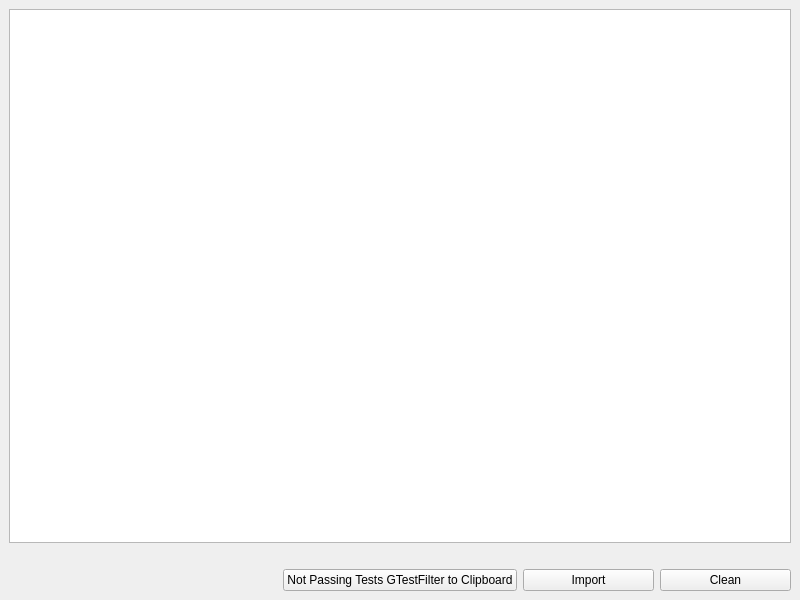
xavisolesoft/TestAnalyzer, file App/MainWindow.ui: the form before one commit.
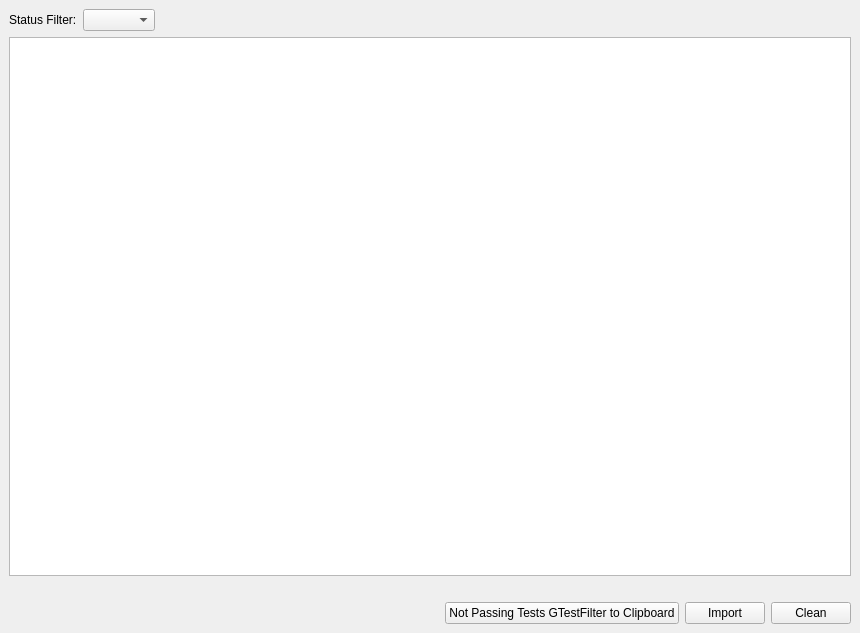
The form after the commit. Custom widgets are drawn as their Qt base class.

Commit message: Implement filter test results by tests status combobox fix #13 .

Diff of the .ui file:
```diff
--- a/App/MainWindow.ui
+++ b/App/MainWindow.ui
@@ -6,8 +6,8 @@
    <rect>
     <x>0</x>
     <y>0</y>
-    <width>800</width>
-    <height>600</height>
+    <width>860</width>
+    <height>633</height>
    </rect>
   </property>
   <property name="windowTitle">
@@ -15,65 +15,113 @@
   </property>
   <widget class="QWidget" name="centralwidget">
    <layout class="QGridLayout" name="gridLayout">
-    <item row="1" column="1">
+    <item row="0" column="0">
+     <layout class="QHBoxLayout" name="horizontalLayout_3">
+      <item>
+       <widget class="QLabel" name="testStatusFilterLabel">
+        <property name="text">
+         <string>Status Filter:</string>
+        </property>
+       </widget>
+      </item>
+      <item>
+       <widget class="QComboBox" name="testStatusFilterComboBox"/>
+      </item>
+      <item>
+       <spacer name="horizontalSpacer">
+        <property name="orientation">
+         <enum>Qt::Horizontal</enum>
+        </property>
+        <property name="sizeHint" stdset="0">
+         <size>
+          <width>40</width>
+          <height>20</height>
+         </size>
+        </property>
+       </spacer>
+      </item>
+     </layout>
+    </item>
+    <item row="1" column="0">
+     <widget class="TestTableView" name="testTableView"/>
+    </item>
+    <item row="2" column="0">
+     <layout class="QHBoxLayout" name="horizontalLayout">
+      <item>
+       <widget class="QLabel" name="runTestsLabel">
+        <property name="text">
+         <string/>
+        </property>
+       </widget>
+      </item>
+      <item>
      <widget class="QLabel" name="okTestsLabel">
       <property name="text">
        <string/>
       </property>
      </widget>
     </item>
-    <item row="1" column="3">
-     <widget class="QLabel" name="timeoutTestsLabel">
-      <property name="text">
-       <string/>
-      </property>
-     </widget>
-    </item>
-    <item row="1" column="2">
+      <item>
      <widget class="QLabel" name="failedTestsLabel">
       <property name="text">
        <string/>
       </property>
      </widget>
     </item>
-    <item row="1" column="4">
+      <item>
+       <widget class="QLabel" name="timeoutTestsLabel">
+        <property name="text">
+         <string/>
+        </property>
+       </widget>
+      </item>
+      <item>
      <widget class="QLabel" name="crashedTestsLabel">
       <property name="text">
        <string/>
       </property>
      </widget>
     </item>
-    <item row="1" column="0">
-     <widget class="QLabel" name="runTestsLabel">
-      <property name="text">
-       <string/>
-      </property>
-     </widget>
+     </layout>
     </item>
-    <item row="0" column="0" colspan="5">
-     <widget class="TestTableView" name="testTableView"/>
-    </item>
-    <item row="2" column="4">
-     <widget class="QPushButton" name="cleanButton">
-      <property name="text">
-       <string>Clean</string>
-      </property>
-     </widget>
-    </item>
-    <item row="2" column="3">
-     <widget class="QPushButton" name="importButton">
-      <property name="text">
-       <string>Import</string>
-      </property>
-     </widget>
-    </item>
-    <item row="2" column="2">
+    <item row="3" column="0">
+     <layout class="QHBoxLayout" name="horizontalLayout_2">
+      <item>
+       <spacer name="horizontalSpacer_2">
+        <property name="orientation">
+         <enum>Qt::Horizontal</enum>
+        </property>
+        <property name="sizeHint" stdset="0">
+         <size>
+          <width>40</width>
+          <height>20</height>
+         </size>
+        </property>
+       </spacer>
+      </item>
+      <item>
      <widget class="QPushButton" name="notPassingFilterButton">
       <property name="text">
        <string>Not Passing Tests GTestFilter to Clipboard</string>
       </property>
      </widget>
     </item>
+      <item>
+       <widget class="QPushButton" name="importButton">
+        <property name="text">
+         <string>Import</string>
+        </property>
+       </widget>
+      </item>
+      <item>
+       <widget class="QPushButton" name="cleanButton">
+        <property name="text">
+         <string>Clean</string>
+        </property>
+       </widget>
+      </item>
+     </layout>
+    </item>
    </layout>
   </widget>
   <widget class="QMenuBar" name="menubar">
```
Left out of the diff: 2 changed lines with no effect on the pictures. Lines whose indentation alone changed are shown as unchanged. The commit also changes 16 other files.
